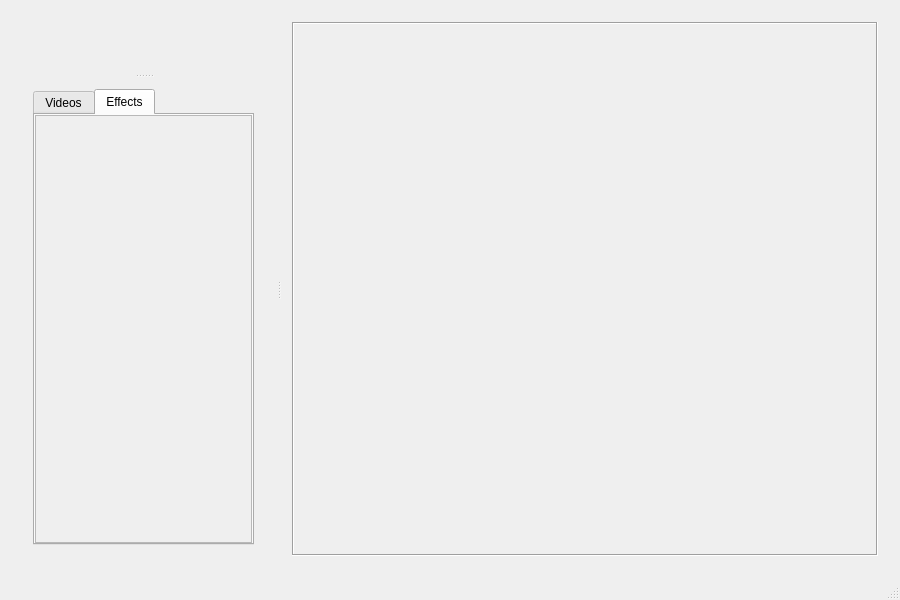
The window that gui/ui/MainWindow.ui (wulf97/CVVEditor) describes before a commit, drawn with Qt 5.
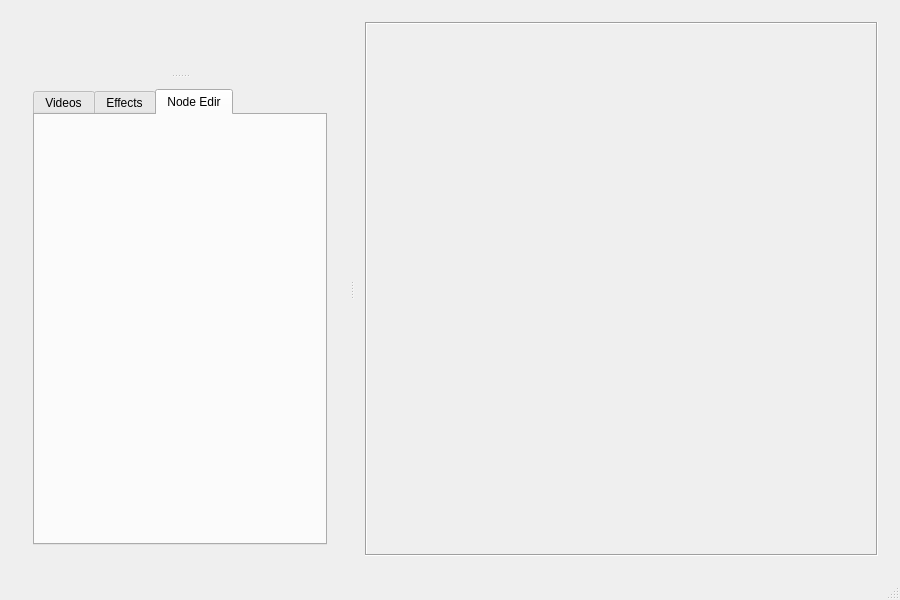
The same window after the commit.

Diff of the .ui file:
```diff
--- a/gui/ui/MainWindow.ui
+++ b/gui/ui/MainWindow.ui
@@ -75,7 +75,7 @@
                   <cursorShape>PointingHandCursor</cursorShape>
                  </property>
                  <property name="currentIndex">
-                  <number>1</number>
+                  <number>2</number>
                  </property>
                  <widget class="QWidget" name="videoTab">
                   <property name="cursor">
@@ -285,6 +285,28 @@
                    </item>
                   </layout>
                  </widget>
+                 <widget class="QWidget" name="NodeEditTab">
+                  <attribute name="title">
+                   <string>Node Edir</string>
+                  </attribute>
+                  <layout class="QVBoxLayout" name="verticalLayout_13">
+                   <property name="leftMargin">
+                    <number>0</number>
+                   </property>
+                   <property name="topMargin">
+                    <number>0</number>
+                   </property>
+                   <property name="rightMargin">
+                    <number>0</number>
+                   </property>
+                   <property name="bottomMargin">
+                    <number>0</number>
+                   </property>
+                   <item>
+                    <layout class="QVBoxLayout" name="NodeEditorLayout"/>
+                   </item>
+                  </layout>
+                 </widget>
                 </widget>
                </item>
               </layout>
@@ -323,8 +345,8 @@
             <rect>
              <x>0</x>
              <y>0</y>
-             <width>617</width>
-             <height>532</height>
+             <width>587</width>
+             <height>524</height>
             </rect>
            </property>
            <layout class="QVBoxLayout" name="verticalLayout_2">
```
Left out of the diff: 10 changed lines with no effect on the pictures.
